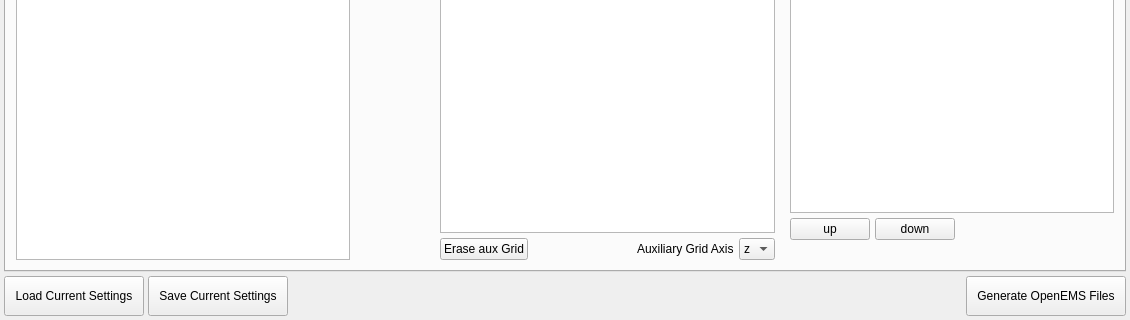
Qt form ui/dialog.ui (LubomirJagos/FreeCAD-OpenEMS-Export) before a commit; both pictures show x 0 to 1130 and y 402 to 722 of the 1130 by 722 pixel window.
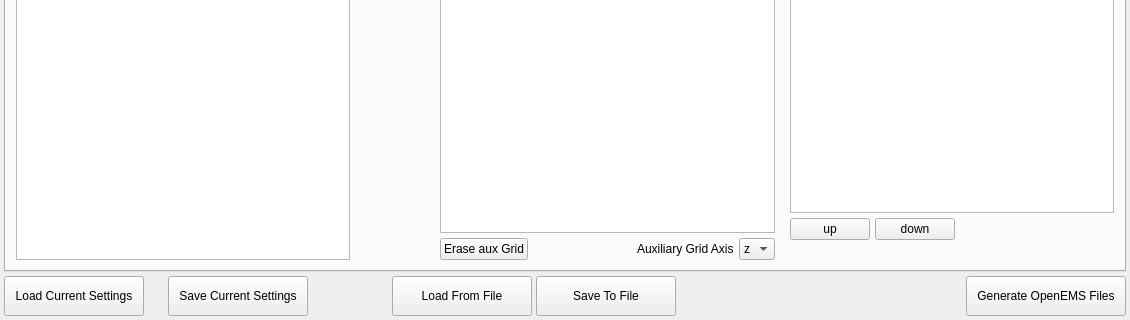
The same form after that commit.

Commit message: Added 'Load From File', 'Save To File' buttons, imrpoved loading process, now when object cannot be find by Label or unique freecad ID it's not loaded and there is message window for user which informs which objects haven't been loaded.

The edit to the form file:
```diff
--- a/ui/dialog.ui
+++ b/ui/dialog.ui
@@ -3372,6 +3372,22 @@
            </property>
           </widget>
          </item>
+         <item>
+          <spacer name="horizontalSpacer_11">
+           <property name="orientation">
+            <enum>Qt::Horizontal</enum>
+           </property>
+           <property name="sizeType">
+            <enum>QSizePolicy::Preferred</enum>
+           </property>
+           <property name="sizeHint" stdset="0">
+            <size>
+             <width>20</width>
+             <height>20</height>
+            </size>
+           </property>
+          </spacer>
+         </item>
          <item>
           <widget class="QPushButton" name="saveCurrentSettingsButton">
            <property name="enabled">
@@ -3397,6 +3413,72 @@
            </property>
           </widget>
          </item>
+         <item>
+          <spacer name="horizontalSpacer_18">
+           <property name="orientation">
+            <enum>Qt::Horizontal</enum>
+           </property>
+           <property name="sizeType">
+            <enum>QSizePolicy::Preferred</enum>
+           </property>
+           <property name="sizeHint" stdset="0">
+            <size>
+             <width>80</width>
+             <height>20</height>
+            </size>
+           </property>
+          </spacer>
+         </item>
+         <item>
+          <widget class="QPushButton" name="loadFromFileSettingsButton">
+           <property name="enabled">
+            <bool>true</bool>
+           </property>
+           <property name="sizePolicy">
+            <sizepolicy hsizetype="Minimum" vsizetype="Minimum">
+             <horstretch>0</horstretch>
+             <verstretch>0</verstretch>
+            </sizepolicy>
+           </property>
+           <property name="minimumSize">
+            <size>
+             <width>140</width>
+             <height>40</height>
+            </size>
+           </property>
+           <property name="toolTip">
+            <string>&lt;html&gt;&lt;head/&gt;&lt;body&gt;&lt;p&gt;Load FreeCAD-OpenEMS Export configuration from &amp;lt;project filename&amp;gt;_settings.ini if it exists.&lt;/p&gt;&lt;p&gt;Any changes made will be discarded.&lt;/p&gt;&lt;/body&gt;&lt;/html&gt;</string>
+           </property>
+           <property name="text">
+            <string>Load From File</string>
+           </property>
+          </widget>
+         </item>
+         <item>
+          <widget class="QPushButton" name="saveToFileSettingsButton">
+           <property name="enabled">
+            <bool>true</bool>
+           </property>
+           <property name="sizePolicy">
+            <sizepolicy hsizetype="Minimum" vsizetype="Minimum">
+             <horstretch>0</horstretch>
+             <verstretch>0</verstretch>
+            </sizepolicy>
+           </property>
+           <property name="minimumSize">
+            <size>
+             <width>140</width>
+             <height>40</height>
+            </size>
+           </property>
+           <property name="toolTip">
+            <string>&lt;html&gt;&lt;head/&gt;&lt;body&gt;&lt;p&gt;Load FreeCAD-OpenEMS Export configuration from &amp;lt;project filename&amp;gt;_settings.ini if it exists.&lt;/p&gt;&lt;p&gt;Any changes made will be discarded.&lt;/p&gt;&lt;/body&gt;&lt;/html&gt;</string>
+           </property>
+           <property name="text">
+            <string>Save To File</string>
+           </property>
+          </widget>
+         </item>
          <item>
           <spacer name="horizontalSpacer">
            <property name="orientation">
```
The commit also changes 2 other files.
